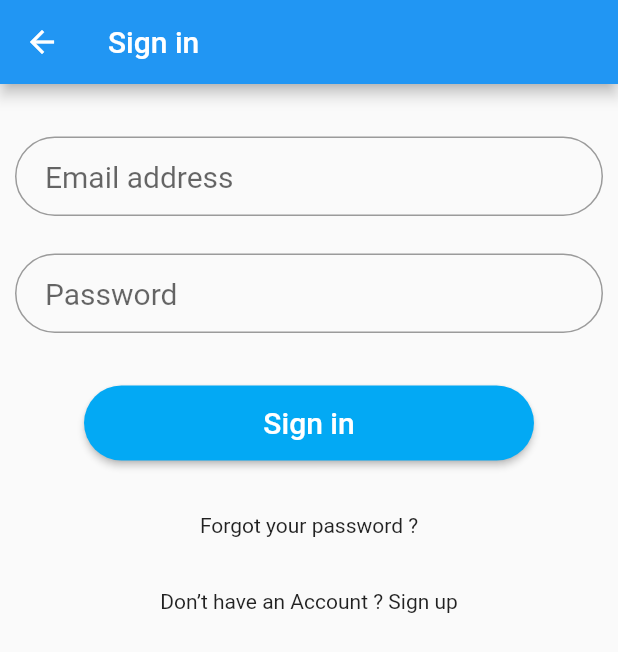
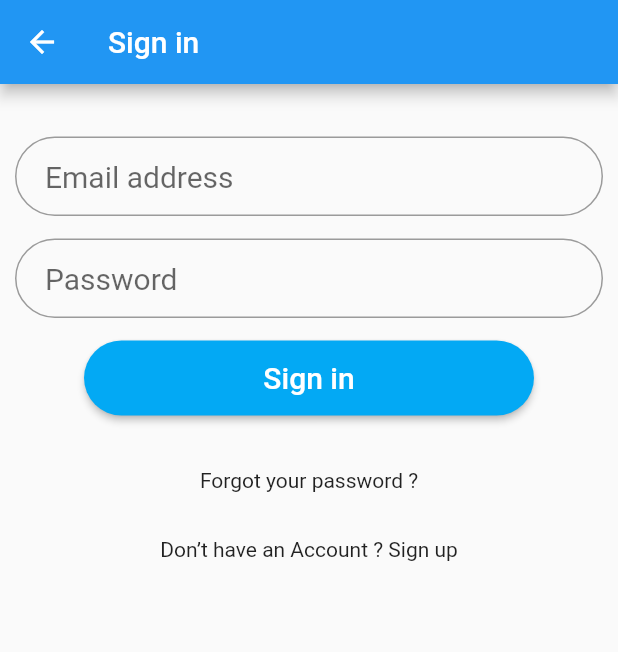
Before and after one commit to phamhieu/gotrue-dart-demo, a Flutter app: the SignUpScreen screen opened by its route, after a tap on "Already have an Account ? Sign in", after a tap on "Sign in", on a phone screen of 412 x 824 dp. Shown: the top 652 px of the screen. Run offline on Flutter 3.47's test engine with Material 2 defaults, Android fonts, the phone set to English and light mode, and no system bars; drawn by our look-alikes of rounded_loading_button; our stand-ins replace shared_preferences; missing offline and left inert: gotrue; accounts and stored records are empty.

```diff
--- a/lib/Screens/Signin/signin_screen.dart
+++ b/lib/Screens/Signin/signin_screen.dart
@@ -1,4 +1,5 @@
 import 'package:flutter/material.dart';
+import 'package:gotrue/gotrue.dart';
 import 'package:gotrue_dart_example/Screens/Welcome/welcome_screen.dart';
 import 'package:gotrue_dart_example/components/alert_modal.dart';
 import 'package:gotrue_dart_example/components/link_button.dart';
@@ -7,6 +8,7 @@ import 'package:gotrue_dart_example/components/rounded_password_field.dart';
 import 'package:gotrue_dart_example/constants.dart';
 import 'package:shared_preferences/shared_preferences.dart';
 import 'package:rounded_loading_button/rounded_loading_button.dart';
+import 'package:url_launcher/url_launcher.dart';
 
 class SignInScreen extends StatefulWidget {
   SignInScreen({Key key}) : super(key: key);
@@ -16,7 +18,9 @@ class SignInScreen extends StatefulWidget {
 }
 
 class _SignInState extends State<SignInScreen> {
-  final RoundedLoadingButtonController _btnController =
+  final RoundedLoadingButtonController _signInEmailController =
+      new RoundedLoadingButtonController();
+  final RoundedLoadingButtonController _signInGithubController =
       new RoundedLoadingButtonController();
   var email = '';
   var password = '';
@@ -27,7 +31,7 @@ class _SignInState extends State<SignInScreen> {
     if (response.error != null) {
       alertModal.show(context,
           title: 'Sign in failed', message: response.error.message);
-      _btnController.reset();
+      _signInEmailController.reset();
     } else {
       SharedPreferences prefs = await SharedPreferences.getInstance();
       prefs.setString(PERSIST_SESSION_KEY, response.data.persistSessionString);
@@ -41,6 +45,16 @@ class _SignInState extends State<SignInScreen> {
           },
         ),
       );
+    }
+  }
+
+  void _onSignInWithGithub(BuildContext context) async {
+    final response = await gotrueClient.signIn(provider: Provider.github);
+    if (await canLaunch(response.url)) {
+      print('response.url: ${response.url}');
+      await launch(response.url);
+    } else {
+      throw 'Could not launch ${response.url}';
     }
   }
 
@@ -65,7 +79,7 @@ class _SignInState extends State<SignInScreen> {
                 });
               },
             ),
-            SizedBox(height: 25.0),
+            SizedBox(height: 15.0),
             RoundedPasswordField(
               onChanged: (value) {
                 setState(() {
@@ -73,20 +87,26 @@ class _SignInState extends State<SignInScreen> {
                 });
               },
             ),
-            SizedBox(
-              height: 35.0,
-            ),
+            SizedBox(height: 15.0),
             RoundedLoadingButton(
               child: Text('Sign in',
                   style: TextStyle(fontSize: 20, color: Colors.white)),
-              controller: _btnController,
+              controller: _signInEmailController,
               onPressed: () {
                 _onSignInPress(context);
               },
             ),
-            SizedBox(
-              height: 35.0,
-            ),
+            // SizedBox(height: 25.0),
+            // RoundedLoadingButton(
+            //   color: Colors.black87,
+            //   child: Text('Sign in with Github',
+            //       style: TextStyle(fontSize: 20, color: Colors.white)),
+            //   controller: _signInGithubController,
+            //   onPressed: () {
+            //     _onSignInWithGithub(context);
+            //   },
+            // ),
+            SizedBox(height: 35.0),
             LinkButton(
                 text: "Forgot your password ?",
                 press: () {
@@ -94,7 +114,7 @@ class _SignInState extends State<SignInScreen> {
                       .pushReplacementNamed(PASSWORDRECOVER_SCREEN);
                 }),
             SizedBox(
-              height: 35.0,
+              height: 30.0,
             ),
             LinkButton(
                 text: "Don’t have an Account ? Sign up",
--- a/lib/Screens/Signup/signup_screen.dart
+++ b/lib/Screens/Signup/signup_screen.dart
@@ -60,7 +60,7 @@ class _SignUpState extends State<SignUpScreen> {
           crossAxisAlignment: CrossAxisAlignment.center,
           mainAxisAlignment: MainAxisAlignment.start,
           children: <Widget>[
-            SizedBox(height: 25.0),
+            SizedBox(height: 15.0),
             RoundedInputField(
               hintText: "Email address",
               onChanged: (value) {
@@ -69,7 +69,7 @@ class _SignUpState extends State<SignUpScreen> {
                 });
               },
             ),
-            SizedBox(height: 25.0),
+            SizedBox(height: 15.0),
             RoundedPasswordField(
               onChanged: (value) {
                 setState(() {
@@ -77,9 +77,7 @@ class _SignUpState extends State<SignUpScreen> {
                 });
               },
             ),
-            SizedBox(
-              height: 35.0,
-            ),
+            SizedBox(height: 15.0),
             RoundedLoadingButton(
               child: Text('Sign up',
                   style: TextStyle(fontSize: 20, color: Colors.white)),
@@ -88,9 +86,7 @@ class _SignUpState extends State<SignUpScreen> {
                 _onSignUpPress(context);
               },
             ),
-            SizedBox(
-              height: 35.0,
-            ),
+            SizedBox(height: 35.0),
             LinkButton(
                 text: "Already have an Account ? Sign in",
                 press: () {
--- a/pubspec.yaml
+++ b/pubspec.yaml
@@ -25,9 +25,10 @@ dependencies:
     sdk: flutter
 
   cupertino_icons: ^1.0.0
-  gotrue: ^0.0.1-dev.4
+  gotrue: ^0.0.1-dev.6
   shared_preferences: ^0.5.12+4
   rounded_loading_button: ^1.0.0
+  url_launcher: ^5.7.10
 
 dev_dependencies:
   flutter_test:
```
Also changed, not shown: pubspec.lock, 6 other files.
